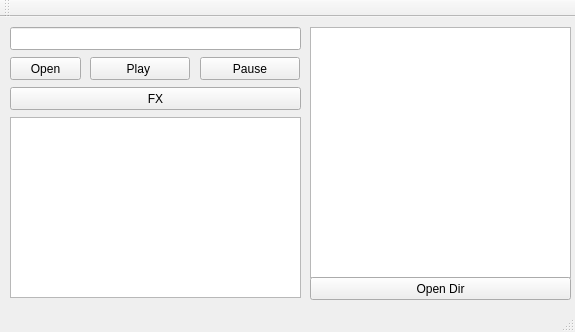
Qt form vrokmain.ui (manushanga/vrok) before a commit.
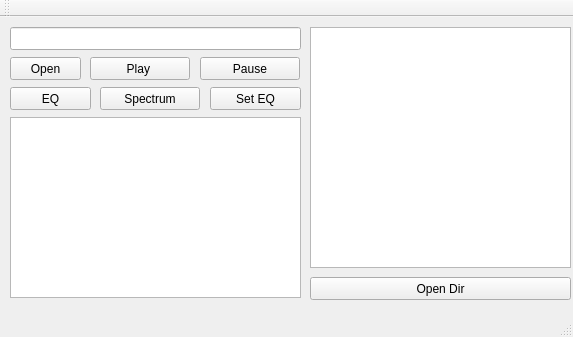
The same form after that commit.

Diff of the .ui file:
```diff
--- a/vrokmain.ui
+++ b/vrokmain.ui
@@ -6,8 +6,8 @@
    <rect>
     <x>0</x>
     <y>0</y>
-    <width>575</width>
-    <height>332</height>
+    <width>573</width>
+    <height>337</height>
    </rect>
   </property>
   <property name="windowTitle">
@@ -58,9 +58,9 @@
    <widget class="QPushButton" name="btnFX">
     <property name="geometry">
      <rect>
-      <x>10</x>
+      <x>100</x>
       <y>70</y>
-      <width>291</width>
+      <width>100</width>
       <height>23</height>
      </rect>
     </property>
@@ -77,7 +77,7 @@
      </size>
     </property>
     <property name="text">
-     <string>FX</string>
+     <string>Spectrum</string>
     </property>
     <property name="checkable">
      <bool>true</bool>
@@ -145,7 +145,7 @@
       <x>310</x>
       <y>10</y>
       <width>261</width>
-      <height>251</height>
+      <height>241</height>
      </rect>
     </property>
     <property name="editTriggers">
@@ -175,6 +175,38 @@
      </rect>
     </property>
    </widget>
+   <widget class="QPushButton" name="btnEQ">
+    <property name="geometry">
+     <rect>
+      <x>210</x>
+      <y>70</y>
+      <width>91</width>
+      <height>23</height>
+     </rect>
+    </property>
+    <property name="text">
+     <string>Set EQ</string>
+    </property>
+   </widget>
+   <widget class="QPushButton" name="btnEQt">
+    <property name="geometry">
+     <rect>
+      <x>10</x>
+      <y>70</y>
+      <width>81</width>
+      <height>23</height>
+     </rect>
+    </property>
+    <property name="text">
+     <string>EQ</string>
+    </property>
+    <property name="checkable">
+     <bool>true</bool>
+    </property>
+    <property name="checked">
+     <bool>false</bool>
+    </property>
+   </widget>
   </widget>
   <widget class="QMenuBar" name="menuBar">
    <property name="geometry">
```
Left out of the diff: 6 changed lines with no effect on the pictures.
